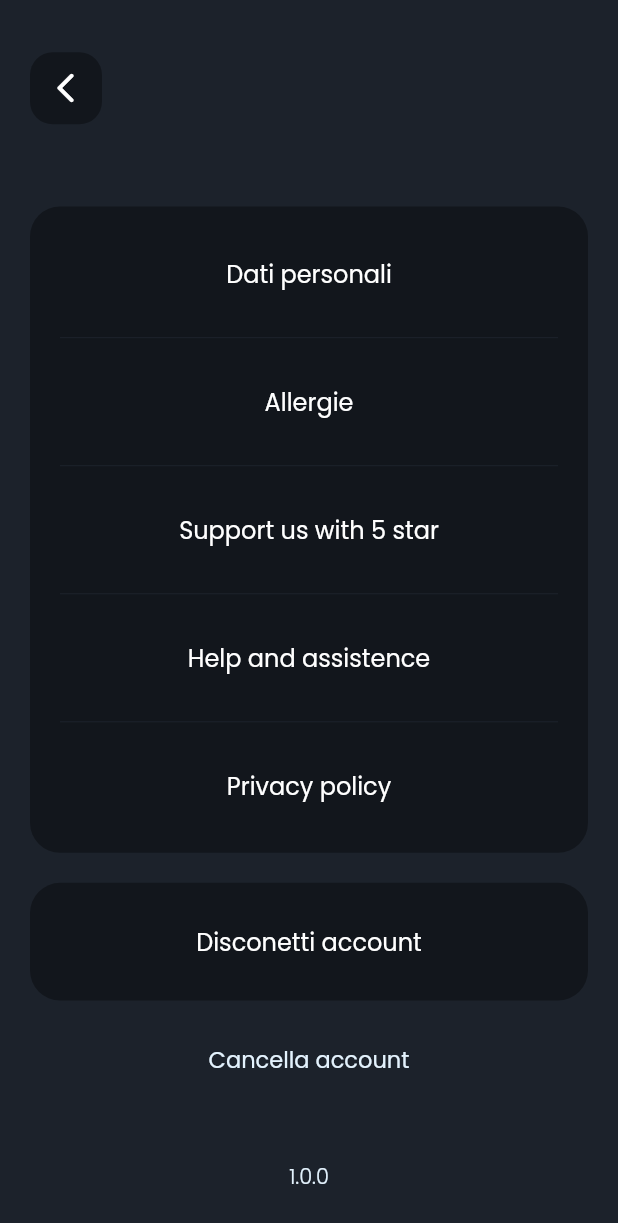
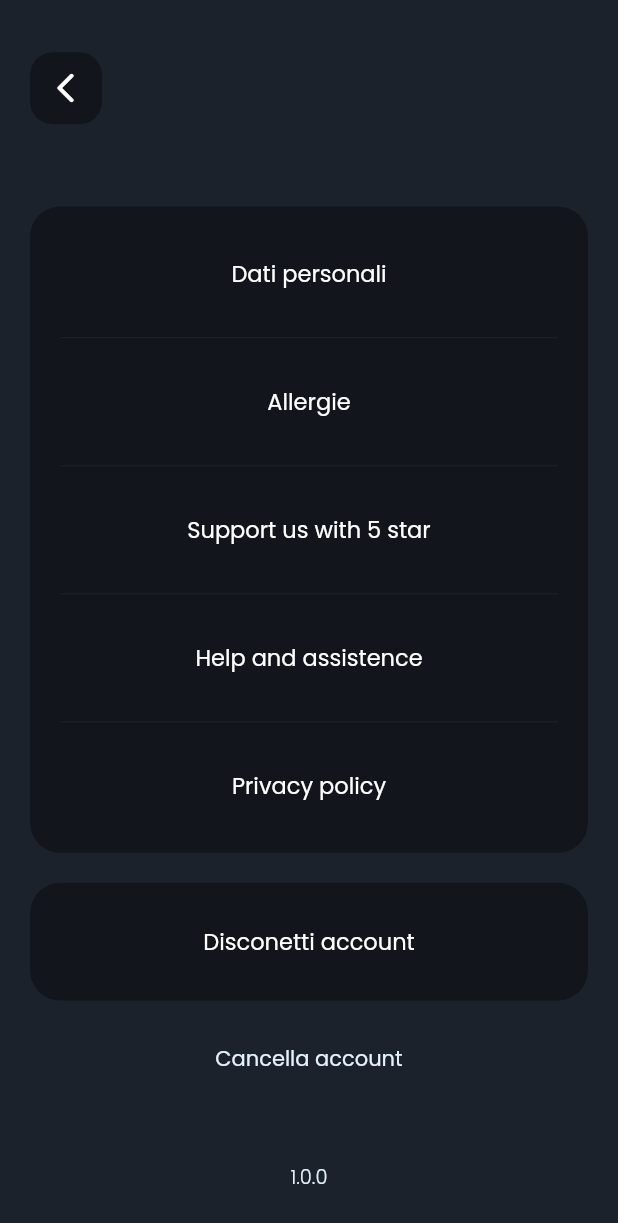
Before and after one commit to mitegj/food_match, a Flutter app: the SettingsScreen screen opened directly, on a phone screen of 412 x 824 dp. Shown: the top 1223 px of the screen. Run offline on Flutter 3.47's test engine with Material 2 defaults, Android fonts, the phone set to English and light mode, and no system bars; our stand-ins replace cloud_firestore, firebase_auth, firebase_core, firebase_remote_config, flutter_spinkit, font_awesome_flutter and 4 more; accounts and stored records are empty.

Commit message:
UI improvement

```diff
--- a/lib/screens/homepage.dart
+++ b/lib/screens/homepage.dart
@@ -6,6 +6,7 @@ import 'package:morning_brief/controllers/ingredient_controller.dart';
 import 'package:morning_brief/controllers/menu_controller.dart';
 import 'package:morning_brief/widgets/home/card_tile.dart';
 import 'package:morning_brief/widgets/home/home_header.dart';
+import 'package:morning_brief/widgets/home/menu_tile.dart';
 import 'package:morning_brief/widgets/spinner/spinner.dart';
 
 class HomePage extends GetWidget<IngredientController> {
@@ -37,7 +38,7 @@ class HomePage extends GetWidget<IngredientController> {
                           child: ListView.builder(
                         itemCount: menuController.menus?.length ?? 0,
                         itemBuilder: (_, index) {
-                          return Obx(() => CardTile(
+                          return Obx(() => MenuTile(
                               menu: menuController.menus![index],
                               ingredients: _ingController.ingredients));
                         },
--- a/lib/widgets/home/home_header.dart
+++ b/lib/widgets/home/home_header.dart
@@ -3,6 +3,7 @@ import 'package:flutter/material.dart';
 import 'package:get/get.dart';
 import 'package:google_fonts/google_fonts.dart';
 import 'package:morning_brief/screens/settings_screen.dart';
+
 import 'package:morning_brief/utils/UIColors.dart';
 import 'package:morning_brief/widgets/inventory/inventory_page.dart';
 
@@ -81,6 +82,7 @@ class HomeHeader extends StatelessWidget {
                 ),
                 onPressed: () {
                   Get.to(() => SettingsScreen());
+                  //Get.to(() => StatsPage());
                 },
               ),
             ),
--- a/lib/widgets/settings/settings_body.dart
+++ b/lib/widgets/settings/settings_body.dart
@@ -38,7 +38,7 @@ class SettingsBody extends GetWidget<SettingController> {
                         'Dati personali',
                         style: GoogleFonts.poppins(
                           color: UIColors.white,
-                          fontSize: 16,
+                          fontSize: 15,
                           fontWeight: FontWeight.w400,
                         ),
                       ),
@@ -60,7 +60,7 @@ class SettingsBody extends GetWidget<SettingController> {
                         'Allergie',
                         style: GoogleFonts.poppins(
                           color: UIColors.white,
-                          fontSize: 16,
+                          fontSize: 15,
                           fontWeight: FontWeight.w400,
                         ),
                       ),
@@ -80,7 +80,7 @@ class SettingsBody extends GetWidget<SettingController> {
                         'Support us with 5 star',
                         style: GoogleFonts.poppins(
                           color: UIColors.white,
-                          fontSize: 16,
+                          fontSize: 15,
                           fontWeight: FontWeight.w400,
                         ),
                       ),
@@ -102,7 +102,7 @@ class SettingsBody extends GetWidget<SettingController> {
                         'Help and assistence',
                         style: GoogleFonts.poppins(
                           color: UIColors.white,
-                          fontSize: 16,
+                          fontSize: 15,
                           fontWeight: FontWeight.w400,
                         ),
                       ),
@@ -122,7 +122,7 @@ class SettingsBody extends GetWidget<SettingController> {
                         'Privacy policy',
                         style: GoogleFonts.poppins(
                           color: UIColors.white,
-                          fontSize: 16,
+                          fontSize: 15,
                           fontWeight: FontWeight.w400,
                         ),
                       ),
@@ -150,7 +150,7 @@ class SettingsBody extends GetWidget<SettingController> {
                 'Disconetti account',
                 style: GoogleFonts.poppins(
                   color: Colors.white,
-                  fontSize: 16,
+                  fontSize: 15,
                   fontWeight: FontWeight.w400,
                 ),
               ),
@@ -167,7 +167,7 @@ class SettingsBody extends GetWidget<SettingController> {
                   'Cancella account',
                   style: GoogleFonts.poppins(
                     color: theme.secondaryHeaderColor,
-                    fontSize: 15,
+                    fontSize: 14,
                     fontWeight: FontWeight.w400,
                   ),
                 ),
@@ -181,7 +181,7 @@ class SettingsBody extends GetWidget<SettingController> {
                   _settingController.appCurrentVersion.value,
                   style: GoogleFonts.poppins(
                     color: theme.secondaryHeaderColor,
-                    fontSize: 14,
+                    fontSize: 13,
                     fontWeight: FontWeight.w300,
                   ),
                 )),
```
Also changed, not shown: lib/widgets/home/menu_tile.dart (added, +84 -0 lines), lib/widgets/inventory/inventory_page.dart (+6 -3 lines).
